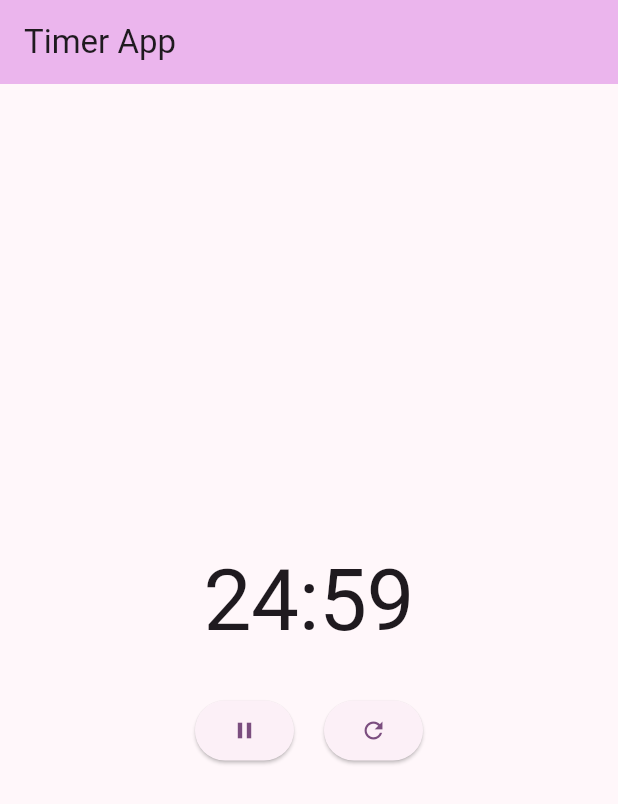
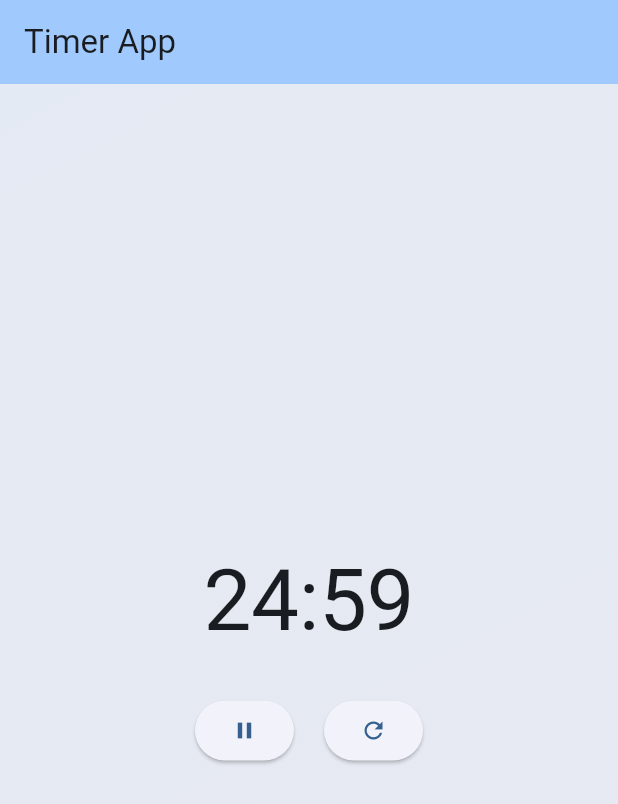
Before and after one commit to entaku0818/feel_time, a Flutter app: the screen it shows after launch, after a tap on the "play arrow" icon, on a phone screen of 412 x 824 dp. Shown: the top 804 px of the screen. Run offline on Flutter 3.47's test engine with Material 3 defaults, Android fonts, the phone set to English and light mode, and no system bars.

Commit message:
Implement dynamic color transitions in timer UI and enhance TimerState management

```diff
--- a/lib/main.dart
+++ b/lib/main.dart
@@ -17,10 +17,17 @@
   // This widget is the root of your application.
   @override
   Widget build(BuildContext context) {
+    final timerState = Provider.of<TimerState>(context);
     return MaterialApp(
       title: 'Timer App',
       theme: ThemeData(
-        colorScheme: ColorScheme.fromSeed(seedColor: Colors.purple),
+        colorScheme: ColorScheme.fromSeed(
+          seedColor: Color.lerp(
+            timerState.currentColor,
+            timerState.nextColor,
+            1.0 - timerState.colorTransition,
+          ) ?? timerState.currentColor,
+        ),
         useMaterial3: true,
       ),
       home: const MyHomePage(title: 'Timer App'),
@@ -40,8 +47,20 @@
         backgroundColor: Theme.of(context).colorScheme.inversePrimary,
         title: Text(title),
       ),
-      body: Center(
-        child: Column(
+      body: AnimatedContainer(
+        duration: const Duration(milliseconds: 500),
+        decoration: BoxDecoration(
+          gradient: LinearGradient(
+            begin: Alignment.topLeft,
+            end: Alignment.bottomRight,
+            colors: [
+              Theme.of(context).colorScheme.primary.withOpacity(0.1),
+              Theme.of(context).colorScheme.secondary.withOpacity(0.1),
+            ],
+          ),
+        ),
+        child: Center(
+          child: Column(
           mainAxisAlignment: MainAxisAlignment.center,
           children: <Widget>[
             Consumer<TimerState>(
@@ -79,7 +98,7 @@
             ),
           ],
         ),
-      ),
+      )),
     );
   }
 }
--- a/lib/timer_state.dart
+++ b/lib/timer_state.dart
@@ -1,7 +1,18 @@
 import 'dart:async';
 import 'package:flutter/foundation.dart';
+import 'package:flutter/material.dart';
 
 class TimerState extends ChangeNotifier {
+  // Color configurations
+  static const List<Color> _colors = [
+    Colors.purple,
+    Colors.blue,
+    Colors.green,
+    Colors.orange,
+  ];
+
+  int _colorIndex = 0;
+  double _colorTransition = 0.0; // 0.0 to 1.0 for smooth transition
   static const int _defaultDuration = 25 * 60; // 25 minutes in seconds
 
   Timer? _timer;
@@ -11,6 +22,9 @@ class TimerState extends ChangeNotifier {
   // Getters
   int get currentDuration => _currentDuration;
   bool get isRunning => _isRunning;
+  Color get currentColor => _colors[_colorIndex];
+  Color get nextColor => _colors[(_colorIndex + 1) % _colors.length];
+  double get colorTransition => _colorTransition;
 
   String get displayTime {
     final minutes = (_currentDuration ~/ 60).toString().padLeft(2, '0');
@@ -48,6 +62,17 @@ class TimerState extends ChangeNotifier {
   void _timerCallback(Timer timer) {
     if (_currentDuration > 0) {
       _currentDuration--;
+
+      // Update color transition every second
+      if (_currentDuration % 60 < 5) { // Last 5 seconds of each 1-minute period
+        _colorTransition = (_currentDuration % 60) / 5.0;
+        if (_colorTransition == 0.0) {
+          _colorIndex = (_colorIndex + 1) % _colors.length;
+        }
+      } else {
+        _colorTransition = 0.0;
+      }
+
       notifyListeners();
     } else {
       stop();
```
